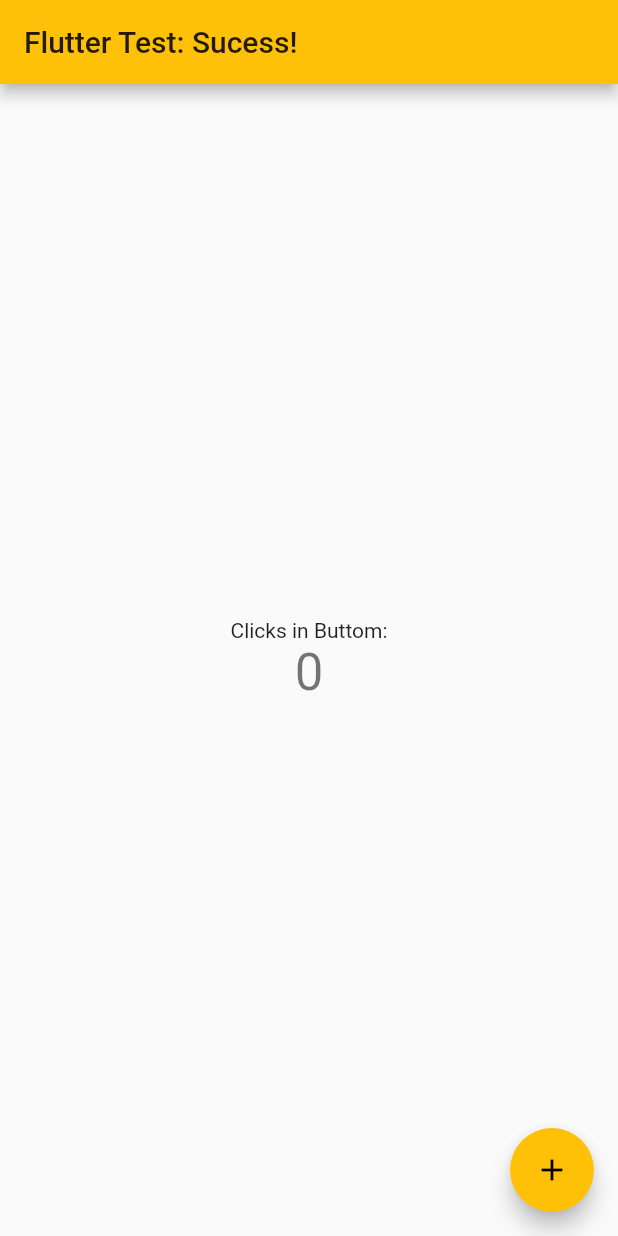
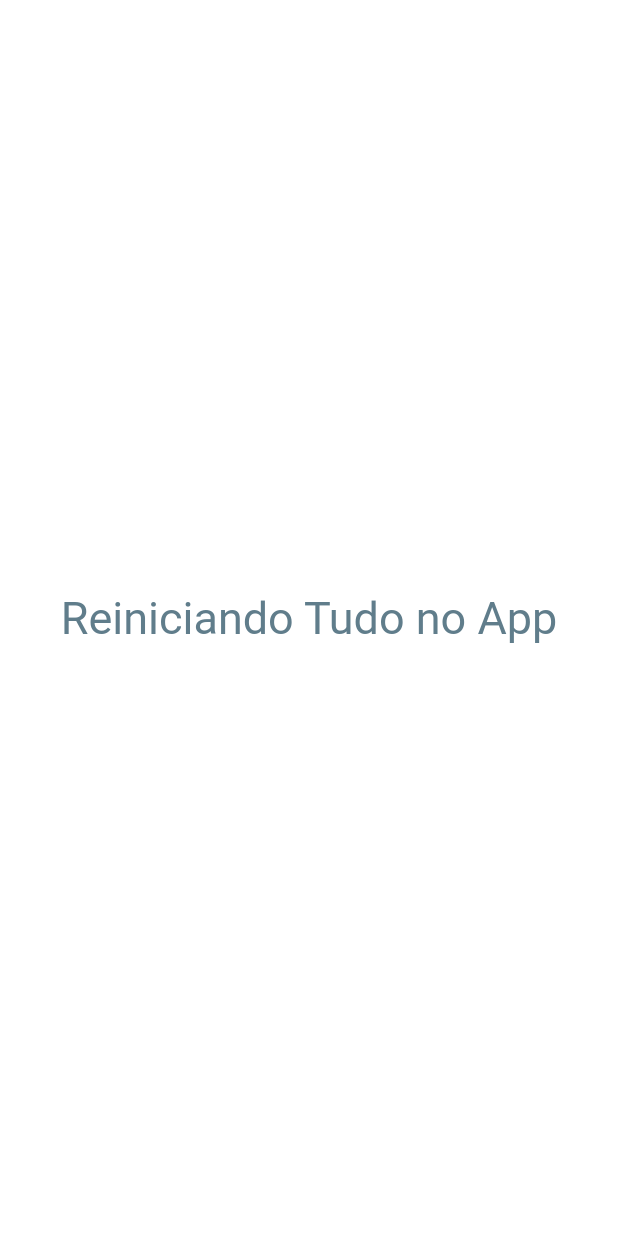
Before and after one commit to CarlosViniMSouza/MyAppTestFlutter, a Flutter app: the screen it shows after launch, on a phone screen of 412 x 824 dp. Run offline on Flutter 3.47's test engine with Material 2 defaults, Android fonts, the phone set to English and light mode, and no system bars.

Commit message:
main.dart reset

```diff
--- a/lib/main.dart
+++ b/lib/main.dart
@@ -1,115 +1,14 @@
+import 'package:flutter/cupertino.dart';
 import 'package:flutter/material.dart';
 
-void main() {
-  runApp(const MyApp());
+main() {
+  runApp(Container(
+    child: Center(
+      child: Text(
+        'Reiniciando Tudo no App',
+        textDirection: TextDirection.ltr,
+        style: TextStyle(color: Colors.blueGrey, fontSize: 30.0),
+      ),
+    ),
+  ));
 }
-
-class MyApp extends StatelessWidget {
-  const MyApp({Key? key}) : super(key: key);
-
-  // This widget is the root of your application.
-  @override
-  Widget build(BuildContext context) {
-    return MaterialApp(
-      title: 'Flutter Demo',
-      theme: ThemeData(
-        // This is the theme of your application.
-        //
-        // Try running your application with "flutter run". You'll see the
-        // application has a blue toolbar. Then, without quitting the app, try
-        // changing the primarySwatch below to Colors.green and then invoke
-        // "hot reload" (press "r" in the console where you ran "flutter run",
-        // or simply save your changes to "hot reload" in a Flutter IDE).
-        // Notice that the counter didn't reset back to zero; the application
-        // is not restarted.
-        primarySwatch: Colors.amber,
-      ),
-      home: const MyHomePage(title: 'Flutter Test: Sucess!'),
-    );
-  }
-}
-
-class MyHomePage extends StatefulWidget {
-  const MyHomePage({Key? key, required this.title}) : super(key: key);
-
-  // This widget is the home page of your application. It is stateful, meaning
-  // that it has a State object (defined below) that contains fields that affect
-  // how it looks.
-
-  // This class is the configuration for the state. It holds the values (in this
-  // case the title) provided by the parent (in this case the App widget) and
-  // used by the build method of the State. Fields in a Widget subclass are
-  // always marked "final".
-
-  final String title;
-
-  @override
-  State<MyHomePage> createState() => _MyHomePageState();
-}
-
-class _MyHomePageState extends State<MyHomePage> {
-  int _counter = 0;
-
-  void _incrementCounter() {
-    setState(() {
-      // This call to setState tells the Flutter framework that something has
-      // changed in this State, which causes it to rerun the build method below
-      // so that the display can reflect the updated values. If we changed
-      // _counter without calling setState(), then the build method would not be
-      // called again, and so nothing would appear to happen.
-      _counter++;
-    });
-  }
-
-  @override
-  Widget build(BuildContext context) {
-    // This method is rerun every time setState is called, for instance as done
-    // by the _incrementCounter method above.
-    //
-    // The Flutter framework has been optimized to make rerunning build methods
-    // fast, so that you can just rebuild anything that needs updating rather
-    // than having to individually change instances of widgets.
-    return Scaffold(
-      appBar: AppBar(
-        // Here we take the value from the MyHomePage object that was created by
-        // the App.build method, and use it to set our appbar title.
-        title: Text(widget.title),
-      ),
-      body: Center(
-        // Center is a layout widget. It takes a single child and positions it
-        // in the middle of the parent.
-        child: Column(
-          // Column is also a layout widget. It takes a list of children and
-          // arranges them vertically. By default, it sizes itself to fit its
-          // children horizontally, and tries to be as tall as its parent.
-          //
-          // Invoke "debug painting" (press "p" in the console, choose the
-          // "Toggle Debug Paint" action from the Flutter Inspector in Android
-          // Studio, or the "Toggle Debug Paint" command in Visual Studio Code)
-          // to see the wireframe for each widget.
-          //
-          // Column has various properties to control how it sizes itself and
-          // how it positions its children. Here we use mainAxisAlignment to
-          // center the children vertically; the main axis here is the vertical
-          // axis because Columns are vertical (the cross axis would be
-          // horizontal).
-          mainAxisAlignment: MainAxisAlignment.center,
-          children: <Widget>[
-            const Text(
-              'Clicks in Buttom:',
-            ),
-            Text(
-              '$_counter',
-              style: Theme.of(context).textTheme.headline4,
-            ),
-          ],
-        ),
-      ),
-      floatingActionButton: FloatingActionButton(
-        onPressed: _incrementCounter,
-        tooltip: 'Increment',
-        child: const Icon(Icons.add),
-      ), // This trailing comma makes auto-formatting nicer for build methods.
-    );
-  }
-}
```
